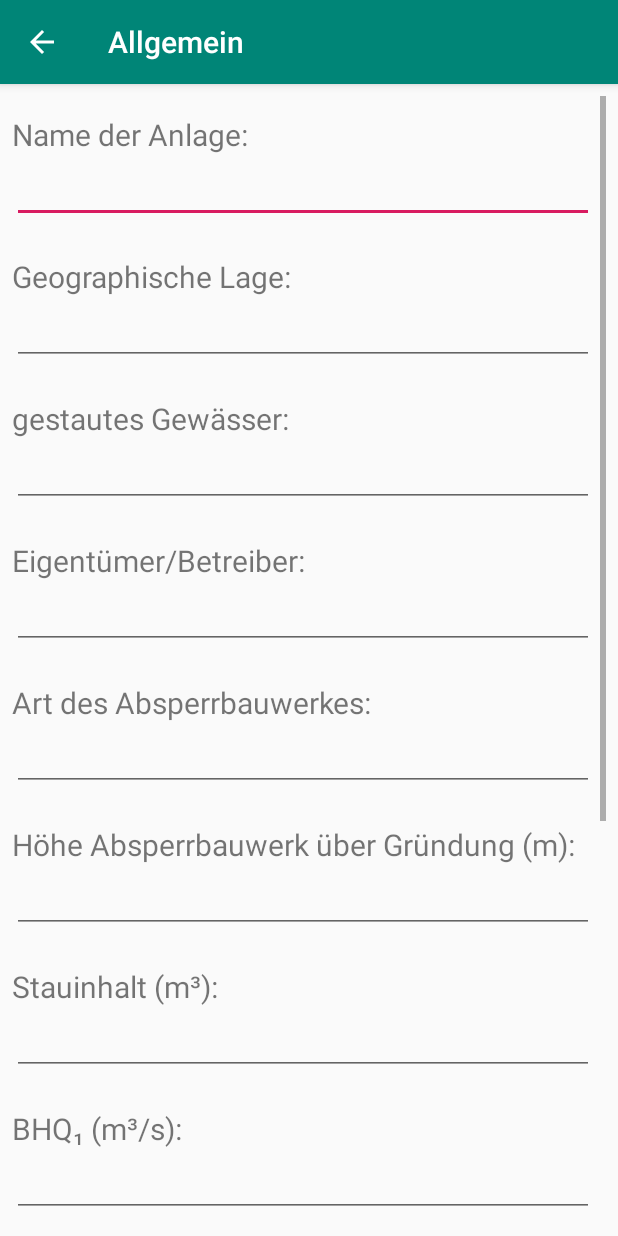
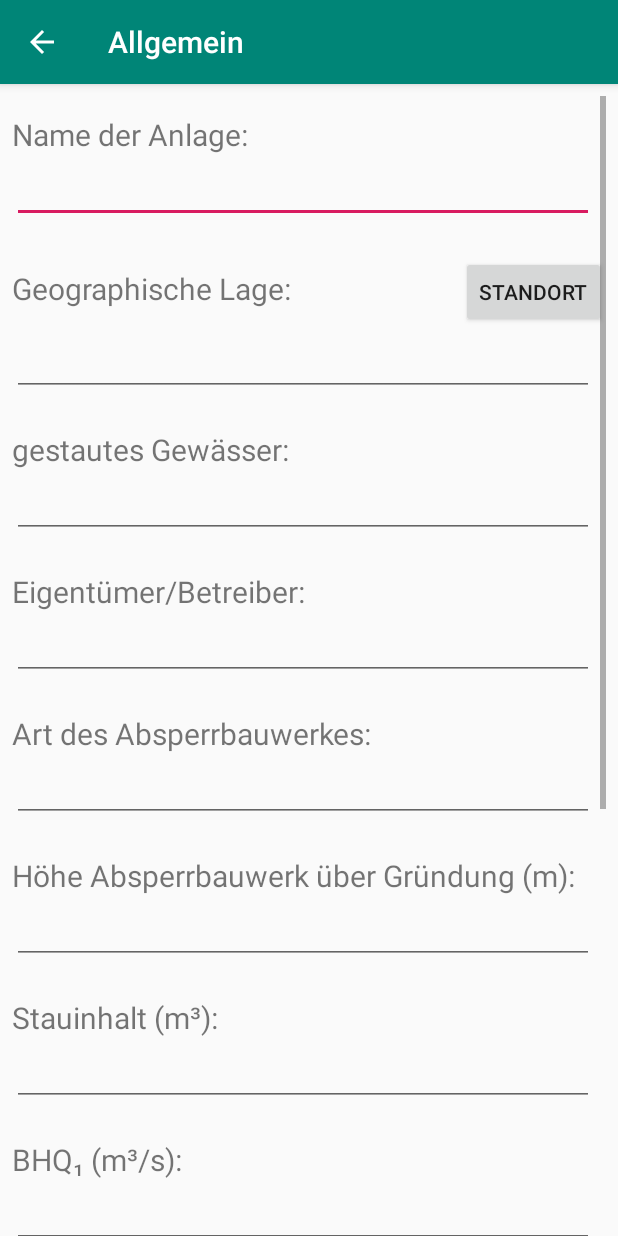
Before and after one commit to Baertig/ZASA, an Android app: the FragebogenAllgemein screen opened directly, with no data from a screen before it, on a phone screen of 412 x 824 dp. Run offline under Robolectric (Android 15) with nearby library versions, the phone set to English and light mode, and no system bars.

Commit message:
+ Standort-Button hinzugefügt

```diff
--- a/app/src/main/AndroidManifest.xml
+++ b/app/src/main/AndroidManifest.xml
@@ -57,11 +57,7 @@
                 android:name="android.support.PARENT_ACTIVITY"
                 android:value=".FragebogenGebrauchstauglichkeit" />
         </activity>
-
-
-
-
-
     </application>
+    <uses-permission android:name="android.permission.ACCESS_FINE_LOCATION" />
 
 </manifest>
--- a/app/src/main/java/de/badresden/zasa/FragebogenAllgemein.java
+++ b/app/src/main/java/de/badresden/zasa/FragebogenAllgemein.java
@@ -53,4 +53,9 @@ public class FragebogenAllgemein extends AppCompatActivity {
         //oeffneFragebogenKlassifizierungIntent.putExtra(); // Optional parameters
         startActivity(oeffneFragebogenKlassifizierungIntent);
     }
+
+    public void chooseLocationByGps(View view) {
+
+    }
+
 }
--- a/app/src/main/res/layout/fragebogen_allgemein.xml
+++ b/app/src/main/res/layout/fragebogen_allgemein.xml
@@ -29,10 +29,24 @@
                 android:inputType="text" />
 
 
-            <TextView
-                android:id="@+id/frage_lage"
-                style="@style/question_textview"
-                android:text="@string/lbl_lage" />
+            <LinearLayout
+                android:layout_width="match_parent"
+                android:layout_height="wrap_content"
+                android:orientation="horizontal" >
+                <TextView
+                    android:id="@+id/frage_lage"
+                    style="@style/question_textview"
+                    android:text="@string/lbl_lage"
+                    android:layout_weight="1"/>
+
+                <Button
+                    android:id="@+id/btn_location"
+                    android:layout_width="wrap_content"
+                    android:layout_height="wrap_content"
+                    android:text="@string/btn_location"
+                    android:layout_marginTop="@dimen/question_margin_top"
+                    android:onClick="chooseLocationByGps"/>
+            </LinearLayout>
 
             <EditText
                 android:id="@+id/antw_lage"
--- a/app/src/main/res/values/strings.xml
+++ b/app/src/main/res/values/strings.xml
@@ -56,4 +56,5 @@
     <string name="lbl_frage_auswaschungen">Auswaschungen, Ausblühungen</string>
     <string name="lbl_frage_wasseraustritte_massiv">Luftseitige Wasseraustritte</string>
     <string name="lbl_frage_fehlstellen_mauerwerk">Fehlstellen im Mauerwerk</string>
+    <string name="btn_location">Standort</string>
 </resources>
```
